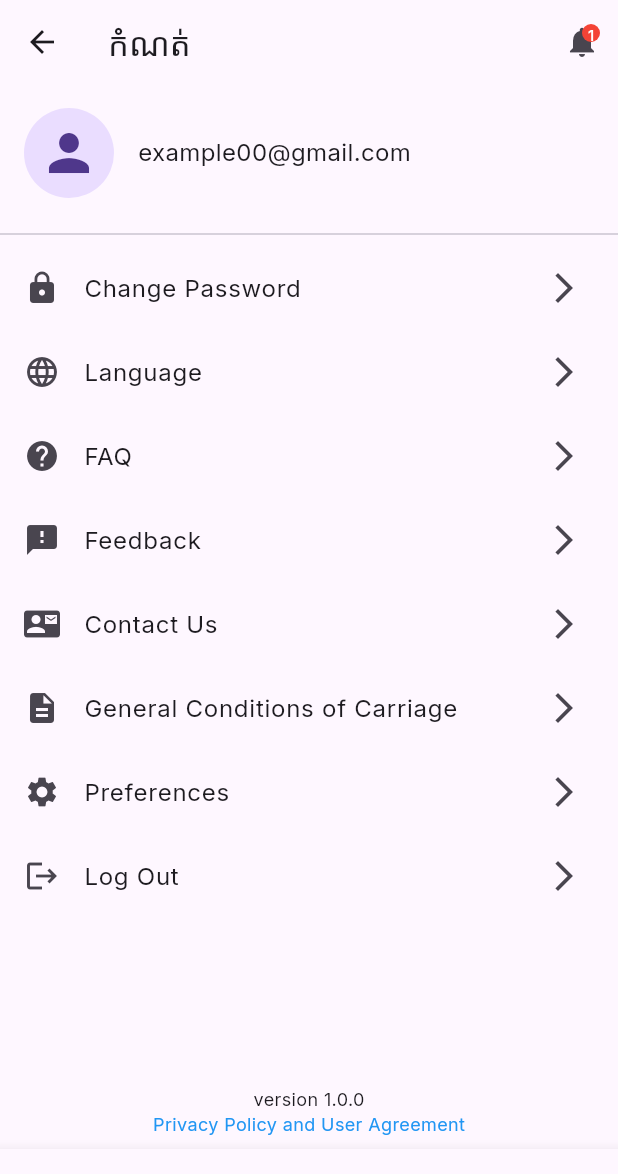
After one commit to APN-ROMNEA/TOS-FLY, a Flutter app: the ProfileDetailScreen screen opened directly, on a phone screen of 412 x 824 dp. The commit adds this screen. Shown: the top 1174 px of the screen. Run offline on Flutter 3.47's test engine with Material 3 defaults, Android fonts, the phone set to English and light mode, and no system bars.

Commit message:
profiledetail

```diff
--- a/lib/profile.dart
+++ b/lib/profile.dart
@@ -60,7 +60,7 @@ class ProfileScreen extends StatelessWidget {
                 style: TextStyle(color: Colors.blue),
               ),
             ),
-            SizedBox(height: 16),
+            SizedBox(height: 25),
             buildProfileInfoRow('Username', 'JoJoBa'),
             buildProfileInfoRow('Email', 'example00@gmail.com'),
             buildProfileInfoRow('Phone Number', '012-123-***'),
--- /dev/null
+++ b/lib/profile_detail.dart
@@ -0,0 +1,101 @@
+import 'package:flutter/material.dart';
+
+class ProfileDetailScreen extends StatelessWidget {
+  @override
+  Widget build(BuildContext context) {
+    return Scaffold(
+      appBar: AppBar(
+        title: Text('កំណត់'),
+        actions: [
+          IconButton(
+            icon: Stack(
+              children: [
+                Icon(Icons.notifications),
+                Positioned(
+                  right: 0,
+                  child: CircleAvatar(
+                    radius: 6,
+                    backgroundColor: Colors.red,
+                    child: Text(
+                      '1',
+                      style: TextStyle(fontSize: 10, color: Colors.white),
+                    ),
+                  ),
+                ),
+              ],
+            ),
+            onPressed: () {},
+          ),
+        ],
+      ),
+      body: Column(
+        children: [
+          Padding(
+            padding: const EdgeInsets.all(16.0),
+            child: Row(
+              children: [
+                CircleAvatar(
+                  radius: 30,
+                  child: Icon(Icons.person, size: 40),
+                ),
+                SizedBox(width: 16),
+                Text(
+                  'example00@gmail.com',
+                  style: TextStyle(fontSize: 16),
+                ),
+              ],
+            ),
+          ),
+          Divider(),
+          Expanded(
+            child: ListView(
+              children: [
+                _buildListTile(Icons.lock, 'Change Password', () {}),
+                _buildListTile(Icons.language, 'Language', () {}),
+                _buildListTile(Icons.help, 'FAQ', () {}),
+                _buildListTile(Icons.feedback, 'Feedback', () {}),
+                _buildListTile(Icons.contact_mail, 'Contact Us', () {}),
+                _buildListTile(Icons.description, 'General Conditions of Carriage', () {}),
+                _buildListTile(Icons.settings, 'Preferences', () {}),
+                _buildListTile(Icons.logout, 'Log Out', () {}),
+              ],
+            ),
+          ),
+          Padding(
+            padding: const EdgeInsets.all(8.0),
+            child: Column(
+              children: [
+                Text('version 1.0.0', style: TextStyle(fontSize: 12)),
+                GestureDetector(
+                  onTap: () {},
+                  child: Text(
+                    'Privacy Policy and User Agreement',
+                    style: TextStyle(fontSize: 12, color: Colors.blue),
+                  ),
+                ),
+              ],
+            ),
+          ),
+        ],
+      ),
+      bottomNavigationBar: BottomNavigationBar(
+        currentIndex: 3,
+        items: [
+          BottomNavigationBarItem(icon: Icon(Icons.home), label: 'HOME'),
+          BottomNavigationBarItem(icon: Icon(Icons.flight), label: 'BOOK FLIGHT'),
+          BottomNavigationBarItem(icon: Icon(Icons.trip_origin), label: 'MY TRIPS'),
+          BottomNavigationBarItem(icon: Icon(Icons.menu), label: 'MORE'),
+        ],
+      ),
+    );
+  }
+
+  ListTile _buildListTile(IconData icon, String title, VoidCallback onTap) {
+    return ListTile(
+      leading: Icon(icon),
+      title: Text(title),
+      trailing: Icon(Icons.arrow_forward_ios),
+      onTap: onTap,
+    );
+  }
+}
```
